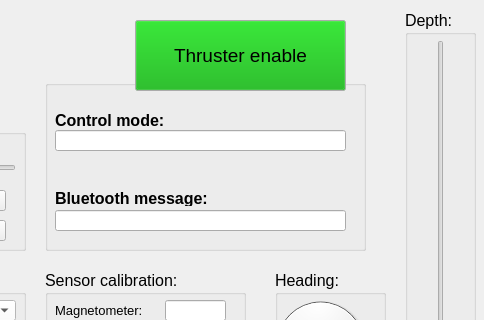
vortexntnu/rov-gui, file rqt_vortex_gui/resource/MyPlugin.ui: the form before one commit; both pictures show x 175 to 659 and y 0 to 320 of the 659 by 402 pixel window.
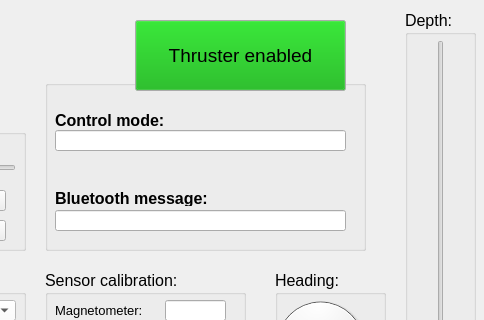
The form after the commit. Icons and pictures are not drawn.

Commit message: Add functionality to rqt_vortex_gui

Diff of the .ui file:
```diff
--- a/rqt_vortex_gui/resource/MyPlugin.ui
+++ b/rqt_vortex_gui/resource/MyPlugin.ui
@@ -65,7 +65,7 @@
     </font>
    </property>
    <property name="text">
-    <string>Thruster enable</string>
+    <string>Thruster enabled</string>
    </property>
   </widget>
   <widget class="QGroupBox" name="gbSensorCalibration">
```
The commit also changes 1 other file.
